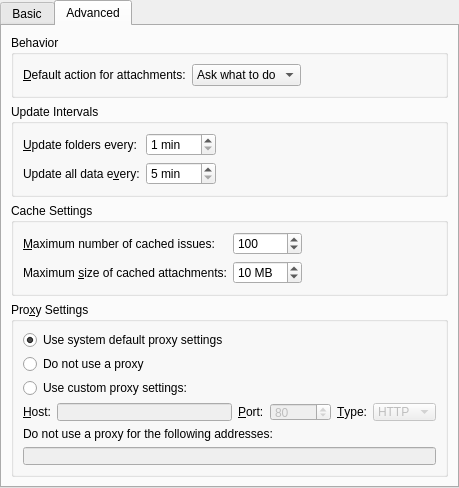
This is src/dialogs/settingsdialog.ui in mimecorg/webissues-client as Qt 5 draws it before an edit. The edited form follows.
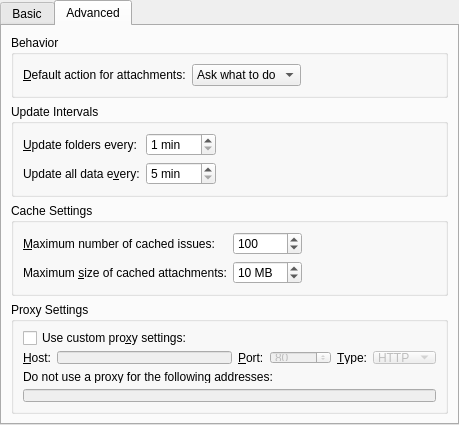
This is the edited form. The open tabs and pages were chosen to show the change. Custom widgets are drawn as their Qt base class.

Commit message: improved proxy settings; proxy exclusion list (task #405)

What changed in the file:
```diff
--- a/src/dialogs/settingsdialog.ui
+++ b/src/dialogs/settingsdialog.ui
@@ -7,7 +7,7 @@
     <x>0</x>
     <y>0</y>
     <width>459</width>
-    <height>488</height>
+    <height>425</height>
    </rect>
   </property>
   <property name="windowTitle">
@@ -561,30 +561,13 @@
     <item>
      <widget class="QGroupBox" name="groupBox_9">
       <property name="title">
-       <string>Pro&amp;xy Settings</string>
+       <string>Proxy Settings</string>
       </property>
       <layout class="QVBoxLayout" name="verticalLayout_4">
        <item>
-        <widget class="QRadioButton" name="defaultProxyRadioButton">
+        <widget class="QCheckBox" name="customProxyCheckBox">
          <property name="text">
-          <string>Use system default proxy settings</string>
-         </property>
-         <property name="checked">
-          <bool>true</bool>
-         </property>
-        </widget>
-       </item>
-       <item>
-        <widget class="QRadioButton" name="noProxyRadioButton">
-         <property name="text">
-          <string>Do not use a proxy</string>
-         </property>
-        </widget>
-       </item>
-       <item>
-        <widget class="QRadioButton" name="customProxyRadioButton">
-         <property name="text">
-          <string>Use custom proxy settings:</string>
+          <string>Use custom pro&amp;xy settings:</string>
          </property>
         </widget>
        </item>
```
Left out of the diff: 44 changed lines with no effect on the pictures. The commit also changes 6 other files.
